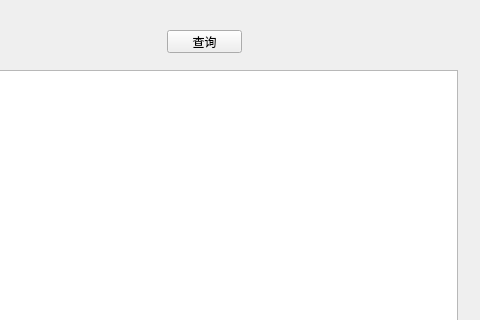
Before: the Qt Designer form GuardWidget.ui in yao901213/GuardCoop, drawn with Qt 5; both pictures show x 253 to 733 and y 0 to 320 of the 733 by 477 pixel window.
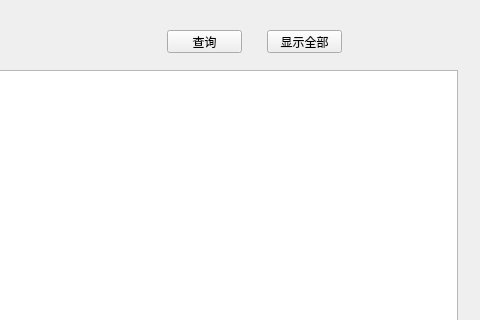
After: the same form once the commit is applied.

Patch:
```diff
--- a/GuardWidget.ui
+++ b/GuardWidget.ui
@@ -101,6 +101,19 @@
     <string/>
    </property>
   </widget>
+  <widget class="QPushButton" name="pushButtonShowAll">
+   <property name="geometry">
+    <rect>
+     <x>520</x>
+     <y>30</y>
+     <width>75</width>
+     <height>23</height>
+    </rect>
+   </property>
+   <property name="text">
+    <string>显示全部</string>
+   </property>
+  </widget>
  </widget>
  <tabstops>
   <tabstop>pushButtonSearch</tabstop>
```
